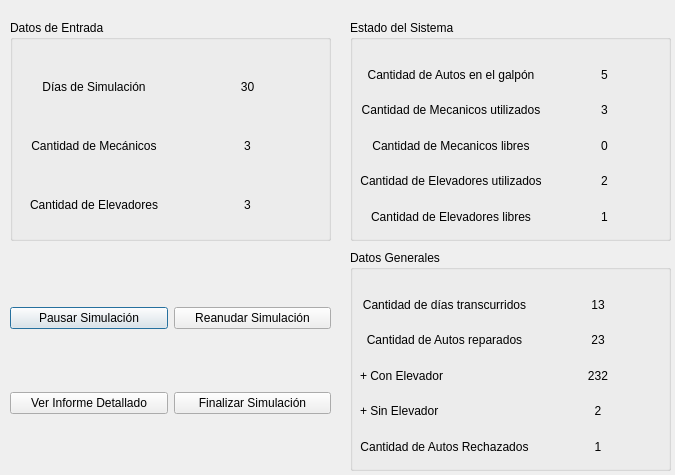
Before: the Qt Designer form vistas_ui/SimulacionDialog.ui in ivanjavierparra/tp-final-mys-taller-mecanico, drawn with Qt 5.
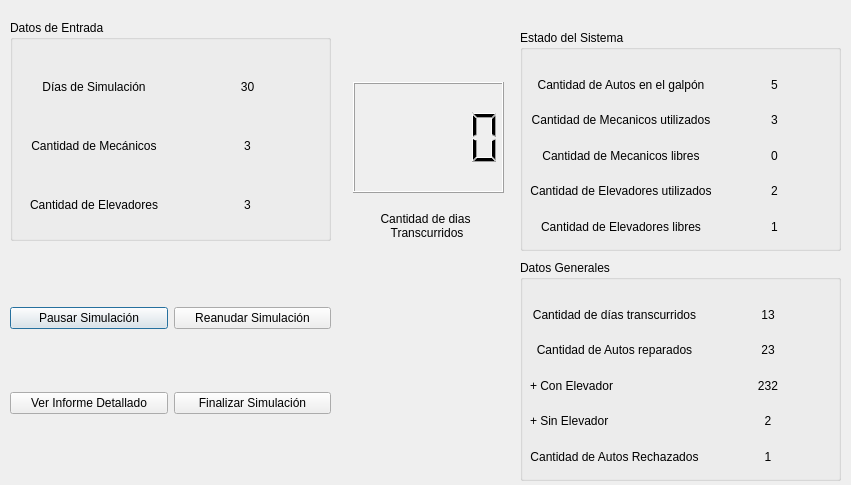
After: the same form once the commit is applied.

Commit message: Metodo para crear la lista de eventos casi listo

Diff of the .ui file:
```diff
--- a/vistas_ui/SimulacionDialog.ui
+++ b/vistas_ui/SimulacionDialog.ui
@@ -6,8 +6,8 @@
    <rect>
     <x>0</x>
     <y>0</y>
-    <width>675</width>
-    <height>475</height>
+    <width>851</width>
+    <height>485</height>
    </rect>
   </property>
   <property name="windowTitle">
@@ -16,8 +16,8 @@
   <widget class="QGroupBox" name="groupBox">
    <property name="geometry">
     <rect>
-     <x>350</x>
-     <y>20</y>
+     <x>520</x>
+     <y>30</y>
      <width>321</width>
      <height>221</height>
     </rect>
@@ -141,8 +141,8 @@
   <widget class="QGroupBox" name="groupBox_2">
    <property name="geometry">
     <rect>
-     <x>350</x>
-     <y>250</y>
+     <x>520</x>
+     <y>260</y>
      <width>321</width>
      <height>221</height>
     </rect>
@@ -385,6 +385,43 @@
     </item>
    </layout>
   </widget>
+  <widget class="QLCDNumber" name="lcdNumber">
+   <property name="geometry">
+    <rect>
+     <x>353</x>
+     <y>82</y>
+     <width>151</width>
+     <height>111</height>
+    </rect>
+   </property>
+  </widget>
+  <widget class="QLabel" name="label">
+   <property name="geometry">
+    <rect>
+     <x>350</x>
+     <y>200</y>
+     <width>151</width>
+     <height>51</height>
+    </rect>
+   </property>
+   <property name="text">
+    <string>Cantidad de dias 
+ Transcurridos</string>
+   </property>
+   <property name="textFormat">
+    <enum>Qt::PlainText</enum>
+   </property>
+   <property name="alignment">
+    <set>Qt::AlignCenter</set>
+   </property>
+  </widget>
+  <zorder>groupBox</zorder>
+  <zorder>groupBox_2</zorder>
+  <zorder>groupBox_3</zorder>
+  <zorder>gridLayoutWidget_4</zorder>
+  <zorder>sin_elevador_label</zorder>
+  <zorder>lcdNumber</zorder>
+  <zorder>label</zorder>
  </widget>
  <resources/>
  <connections/>
```
Left out of the diff: 14 changed lines with no effect on the pictures. The commit also changes 2 other files.
